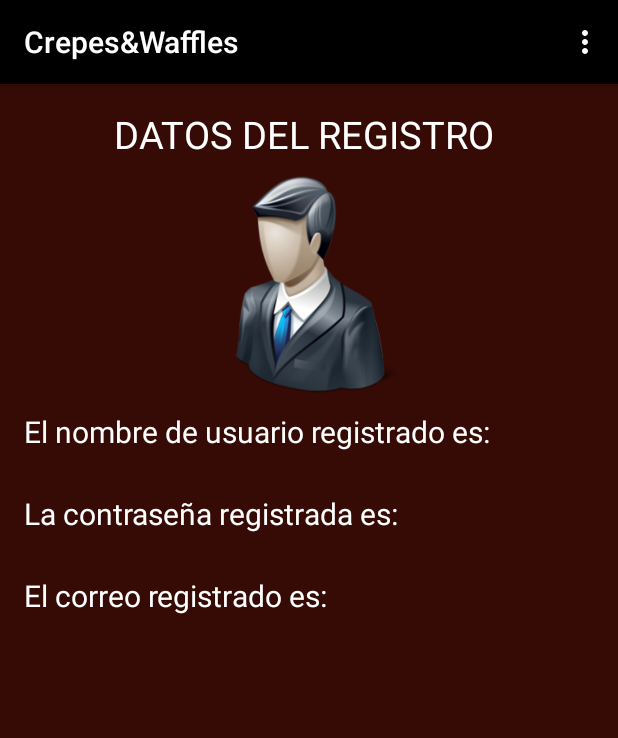
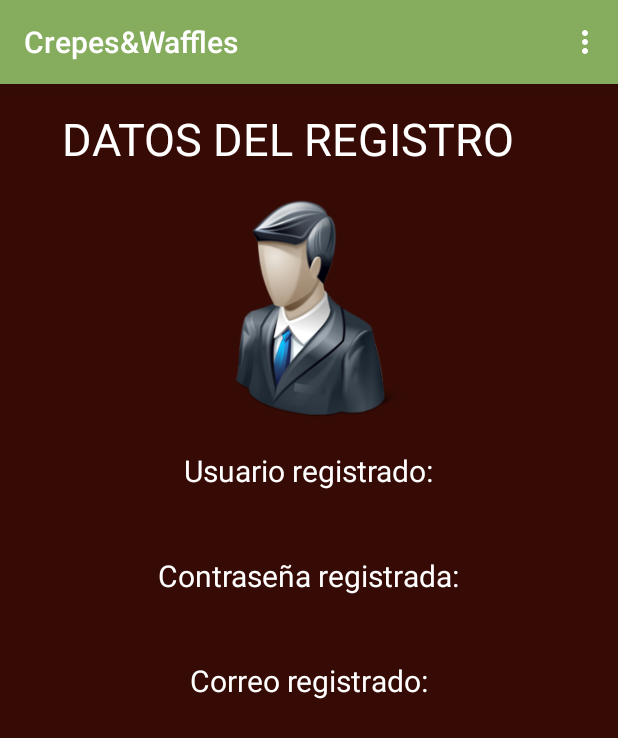
Before and after one commit to AlejandraBlandonRios/CrepesYWaffles, an Android app: the MiPerfil screen opened directly, with no data from a screen before it, on a phone screen of 412 x 824 dp. Shown: the top 738 px of the screen. Run offline under Robolectric (Android 15) with nearby library versions, the phone set to English and light mode, and no system bars; 3 statements that could not run were skipped.

Commit message:
Version 2.0

```diff
--- a/app/src/main/res/layout/activity_mi_perfil.xml
+++ b/app/src/main/res/layout/activity_mi_perfil.xml
@@ -15,21 +15,24 @@
         android:layout_width="wrap_content"
         android:layout_height="wrap_content"
         android:text="@string/Titulo2"
-        android:textSize="25sp"
-        android:layout_marginLeft="60dp"
+        android:textSize="30sp"
+        android:layout_marginLeft="25sp"
         android:textColor="@color/white"
         />
     <ImageView
         android:layout_width="146dp"
         android:layout_height="167dp"
         android:src="@drawable/usuaria"
+        android:layout_marginTop="10sp"
         android:gravity="center"
         android:layout_gravity="center_horizontal" />
     <TextView
         android:layout_width="wrap_content"
         android:layout_height="wrap_content"
         android:text="@string/Usuario2"
+        android:layout_marginTop="10sp"
         android:textSize="20sp"
+        android:layout_gravity="center"
         android:textColor="@color/white"
         />
     <TextView
@@ -38,6 +41,7 @@
         android:text="@string/Usuario1"
         android:textSize="20sp"
         android:layout_gravity="center"
+        android:layout_marginTop="5sp"
         android:textColor="@color/white"
         android:id="@+id/tUsuario"
         />
@@ -45,6 +49,8 @@
         android:layout_width="wrap_content"
         android:layout_height="wrap_content"
         android:text="@string/Contraseña3"
+        android:layout_marginTop="10sp"
+        android:layout_gravity="center"
         android:textSize="20sp"
         android:textColor="@color/white"
         />
@@ -53,6 +59,7 @@
         android:layout_height="wrap_content"
         android:text="@string/Contraseña1"
         android:textSize="20sp"
+        android:layout_marginTop="5sp"
         android:layout_gravity="center"
         android:textColor="@color/white"
         android:id="@+id/tContrasena"
@@ -62,6 +69,8 @@
         android:layout_height="wrap_content"
         android:text="@string/Correo3"
         android:textSize="20sp"
+        android:layout_gravity="center"
+        android:layout_marginTop="10sp"
         android:textColor="@color/white"
         />
     <TextView
@@ -70,6 +79,7 @@
         android:text="@string/Correo1"
         android:textSize="20sp"
         android:layout_gravity="center"
+        android:layout_marginTop="5sp"
         android:textColor="@color/white"
         android:id="@+id/tCorreo"
         />
--- a/app/src/main/res/values/colors.xml
+++ b/app/src/main/res/values/colors.xml
@@ -6,6 +6,7 @@
 	<item name="black" type="color">#000000</item>
 	<item name="navy" type="color">	#000080</item>
 	<item name="darkblue" type="color">#00008b</item>
+	<item name="barra" type="color">#86ac5d</item>
 	<item name="mediumblue" type="color">#0000cd</item>
 	<item name="blue" type="color">#0000ff</item>
 	<item name="midnightblue" type="color">#191970</item>
--- a/app/src/main/res/values/strings.xml
+++ b/app/src/main/res/values/strings.xml
@@ -17,12 +17,13 @@
     <string name="Registrarse1">Registrarse</string>
     <string name="Titulo">REGISTRO</string>
     <string name="Contraseña2">Ingrese nuevamente su contraseña</string>
+    <string name="Contraseña4">Confirmar contraseña</string>
     <string name="Correo2">Ingrese su correo electrónico</string>
     <string name="Cancelar1">Cancelar</string>
     <string name="Titulo2">DATOS DEL REGISTRO</string>
-    <string name="Usuario2">El nombre de usuario registrado es:</string>
-    <string name="Contraseña3">La contraseña registrada es:</string>
-    <string name="Correo3">El correo registrado es:</string>
+    <string name="Usuario2">Usuario registrado:</string>
+    <string name="Contraseña3">Contraseña registrada:</string>
+    <string name="Correo3">Correo registrado:</string>
 
     <!-- TODO: Remove or change this placeholder text -->
     <string name="hello_blank_fragment">Hello blank fragment</string>
--- a/app/src/main/res/values/styles.xml
+++ b/app/src/main/res/values/styles.xml
@@ -3,9 +3,9 @@
     <!-- Base application theme. -->
     <style name="AppTheme" parent="Theme.AppCompat.Light.DarkActionBar">
         <!-- Customize your theme here. -->
-        <item name="colorPrimary">@color/black</item> <!--Barra superior -->
-        <item name="colorPrimaryDark">@color/black</item> <!--Notificaciones -->
-        <item name="colorAccent">@color/brown</item>
+        <item name="colorPrimary">@color/barra</item> <!--Barra superior -->
+        <item name="colorPrimaryDark">@color/barra</item> <!--Notificaciones -->
+        <item name="colorAccent">@color/barra</item> <!--Para resaltar -->
         <item name="android:textColor">@color/black</item> <!--Intento de cambiar el color de la letra -->
     </style>
 
```
Also changed, not shown: app/src/main/java/com/alejandrablandon/crepeswaffles/BebidasFragment.java (added, +29 -0 lines), app/src/main/res/layout/activity_registro.xml (+16 -8 lines), app/src/main/res/layout/fragment_bebidas.xml (added, +13 -0 lines).
